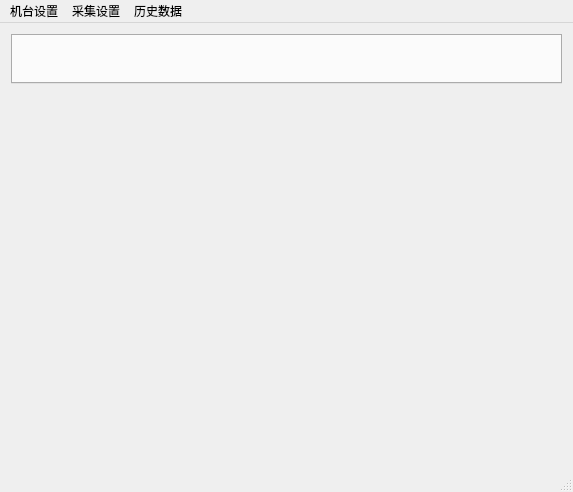
Qt form mainwindow.ui (Ying3141/yizumi-monitor) before a commit.
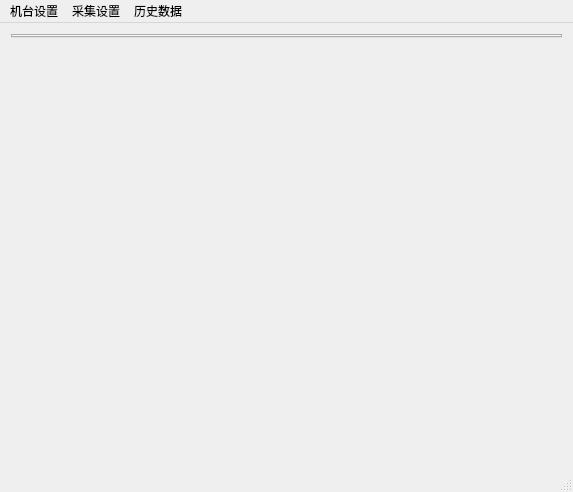
The same form after that commit.

What changed in the file:
```diff
--- a/mainwindow.ui
+++ b/mainwindow.ui
@@ -36,7 +36,7 @@
       <property name="minimumSize">
        <size>
         <width>0</width>
-        <height>50</height>
+        <height>0</height>
        </size>
       </property>
      </widget>
```
